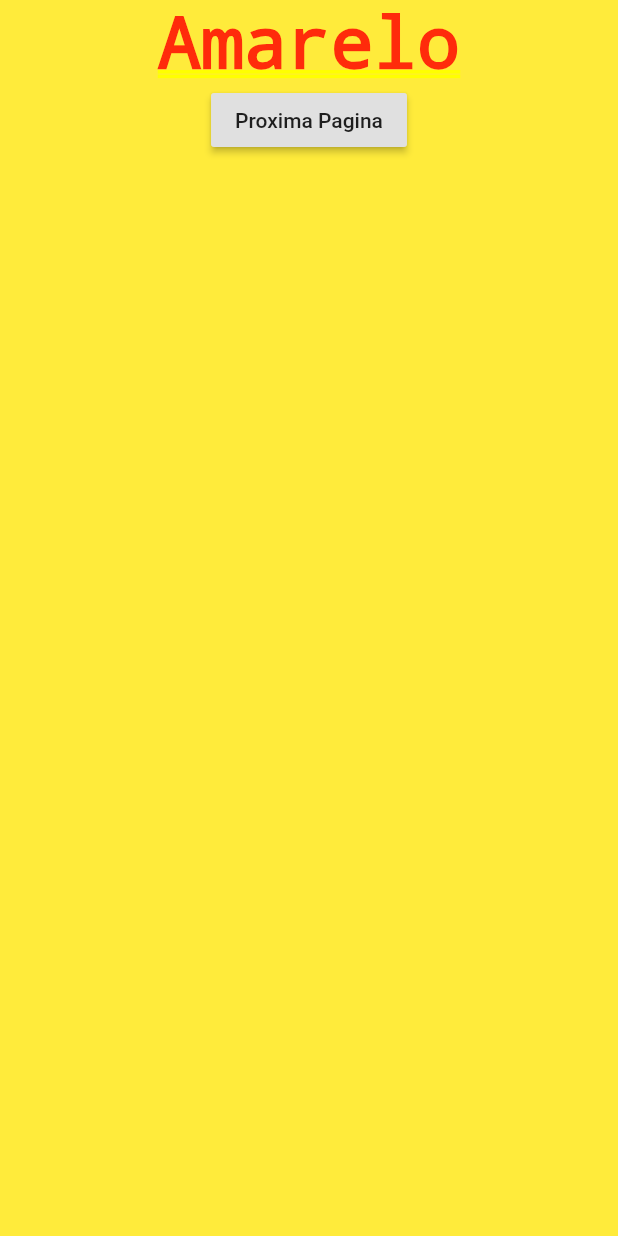
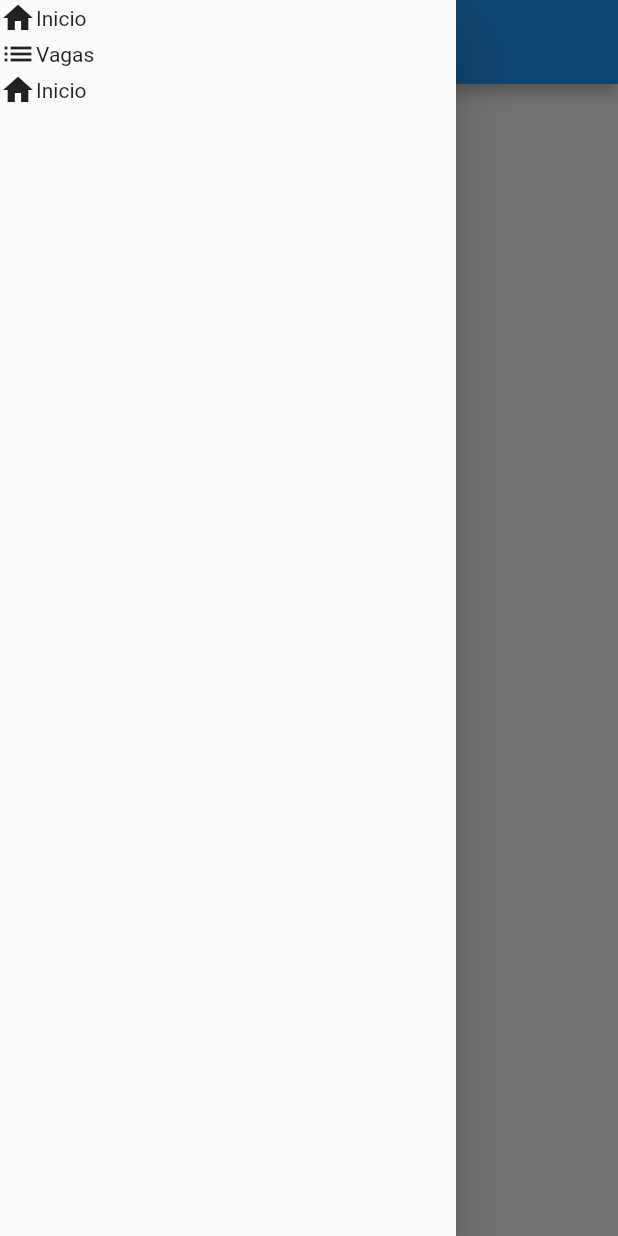
Before and after one commit to NylRJ/VenturaHR, a Flutter app: the screen it shows after launch, with the side drawer open (before the commit the screen has no drawer), on a phone screen of 412 x 824 dp. Run offline on Flutter 3.47's test engine with Material 2 defaults, Android fonts, the phone set to English and light mode, and no system bars; our stand-ins replace cloud_firestore; accounts and stored records are empty.

Commit message:
Drawer Customizado.

```diff
--- /dev/null
+++ b/ventura_rh/lib/common/custom_drawer/custom_drawer.dart
@@ -0,0 +1,16 @@
+import 'package:flutter/material.dart';
+import 'package:ventura_rh/common/custom_drawer/drawer_tile.dart';
+class CustomDrawer extends StatelessWidget {
+  @override
+  Widget build(BuildContext context) {
+    return Drawer(
+      child: ListView(
+        children: [
+          DrawerTile(icon: Icons.home,text: 'Inicio',),
+          DrawerTile(icon: Icons.list,text: 'Vagas',),
+          DrawerTile(icon: Icons.home,text: 'Inicio',),
+        ],
+      ),
+    );
+  }
+}
--- /dev/null
+++ b/ventura_rh/lib/common/custom_drawer/drawer_tile.dart
@@ -0,0 +1,16 @@
+import 'package:flutter/material.dart';
+class DrawerTile extends StatelessWidget {
+  DrawerTile({this.icon,this.text});
+  final IconData icon;
+  final String text;
+
+  @override
+  Widget build(BuildContext context) {
+    return Row(
+      children: [
+        Icon(icon),
+        Text(text),
+      ],
+    );
+  }
+}
--- a/ventura_rh/lib/screens/base/base_screen.dart
+++ b/ventura_rh/lib/screens/base/base_screen.dart
@@ -1,4 +1,5 @@
 import 'package:flutter/material.dart';
+import 'package:ventura_rh/common/custom_drawer/custom_drawer.dart';
 
 class BaseScreen extends StatelessWidget {
   final PageController pageController = PageController();
@@ -9,6 +10,14 @@ class BaseScreen extends StatelessWidget {
       controller: pageController,
       physics: NeverScrollableScrollPhysics(),
       children: [
+        Scaffold(
+          drawer: CustomDrawer(),
+          appBar: AppBar(
+            title: Text('Home'),
+            centerTitle: true,
+          ),
+
+        ),
         Container(
           color: Colors.yellow,
           child: Column(
```
